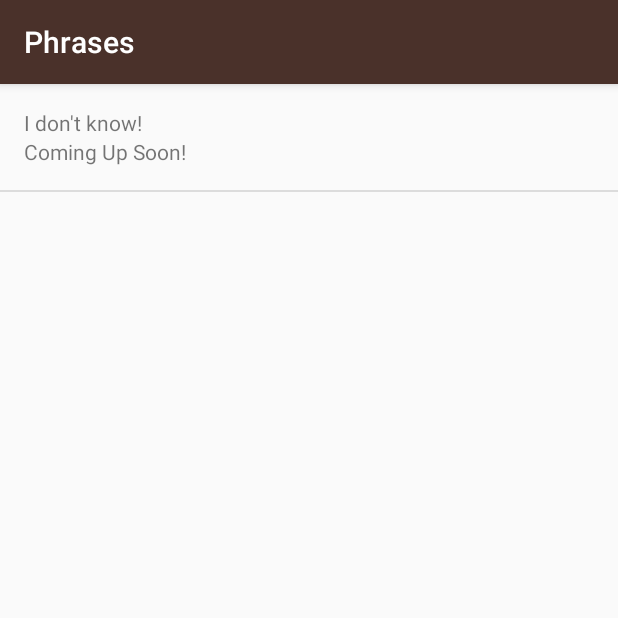
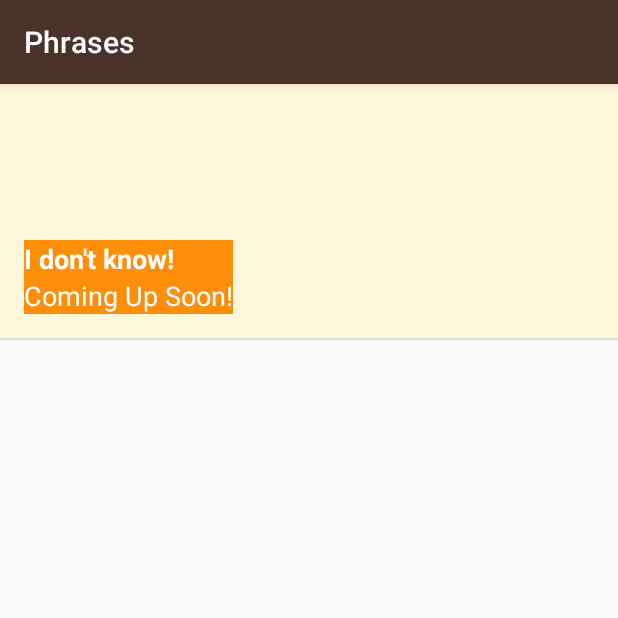
Before and after one commit to MohammedElonX/LanguageApp, an Android app: the PhraseActivity screen opened directly, with no data from a screen before it, on a phone screen of 412 x 824 dp, the top half of it. Run offline under Robolectric (Android 15) with nearby library versions, the phone set to English and light mode, and no system bars.

Commit message:
Adding appropriate dimensions

```diff
--- a/app/src/main/res/layout/list_view_numbers.xml
+++ b/app/src/main/res/layout/list_view_numbers.xml
@@ -4,16 +4,39 @@
               android:layout_width="match_parent"
               android:layout_height="match_parent"
               android:padding="16dp"
-              android:orientation="vertical">
+              android:orientation="vertical"
+              android:minHeight="@dimen/list_item_height"
+              android:background="@color/tan_background">
 
-    <TextView android:layout_width="wrap_content"
-              android:layout_height="wrap_content"
+    <ImageView android:layout_width="@dimen/list_item_height"
+               android:layout_height="@dimen/list_item_height"
+               android:id="@+id/image"/>
+
+    <LinearLayout android:layout_width="wrap_content"
+                  android:layout_height="wrap_content"
+                  android:orientation="vertical"
+                  android:id="@+id/text_container"
+                  android:background="@color/category_numbers">
+
+    <TextView android:layout_width="match_parent"
+              android:layout_height="0dp"
+              android:gravity="bottom"
+              android:layout_weight="1"
               android:id="@+id/miwok_word"
+              android:textAppearance="?android:textAppearanceMedium"
+              android:textColor="@android:color/white"
+              android:textStyle="bold"
               tools:text="Lutti"/>
 
-    <TextView android:layout_width="wrap_content"
-              android:layout_height="wrap_content"
+    <TextView android:layout_width="match_parent"
+              android:layout_height="0dp"
+              android:gravity="top"
+              android:layout_weight="1"
               android:id="@+id/english_word"
+              android:textAppearance="?android:textAppearanceMedium"
+              android:textColor="@android:color/white"
               tools:text="One"/>
 
+    </LinearLayout>
+
 </LinearLayout>
--- a/app/src/main/res/values/dimens.xml
+++ b/app/src/main/res/values/dimens.xml
@@ -15,7 +15,4 @@
 <resources>
     <!-- Height of each list item -->
     <dimen name="list_item_height">88dp</dimen>
-    <!-- Default screen margins, per the Android Design guidelines. -->
-    <dimen name="activity_horizontal_margin">16dp</dimen>
-    <dimen name="activity_vertical_margin">16dp</dimen>
 </resources>
```
